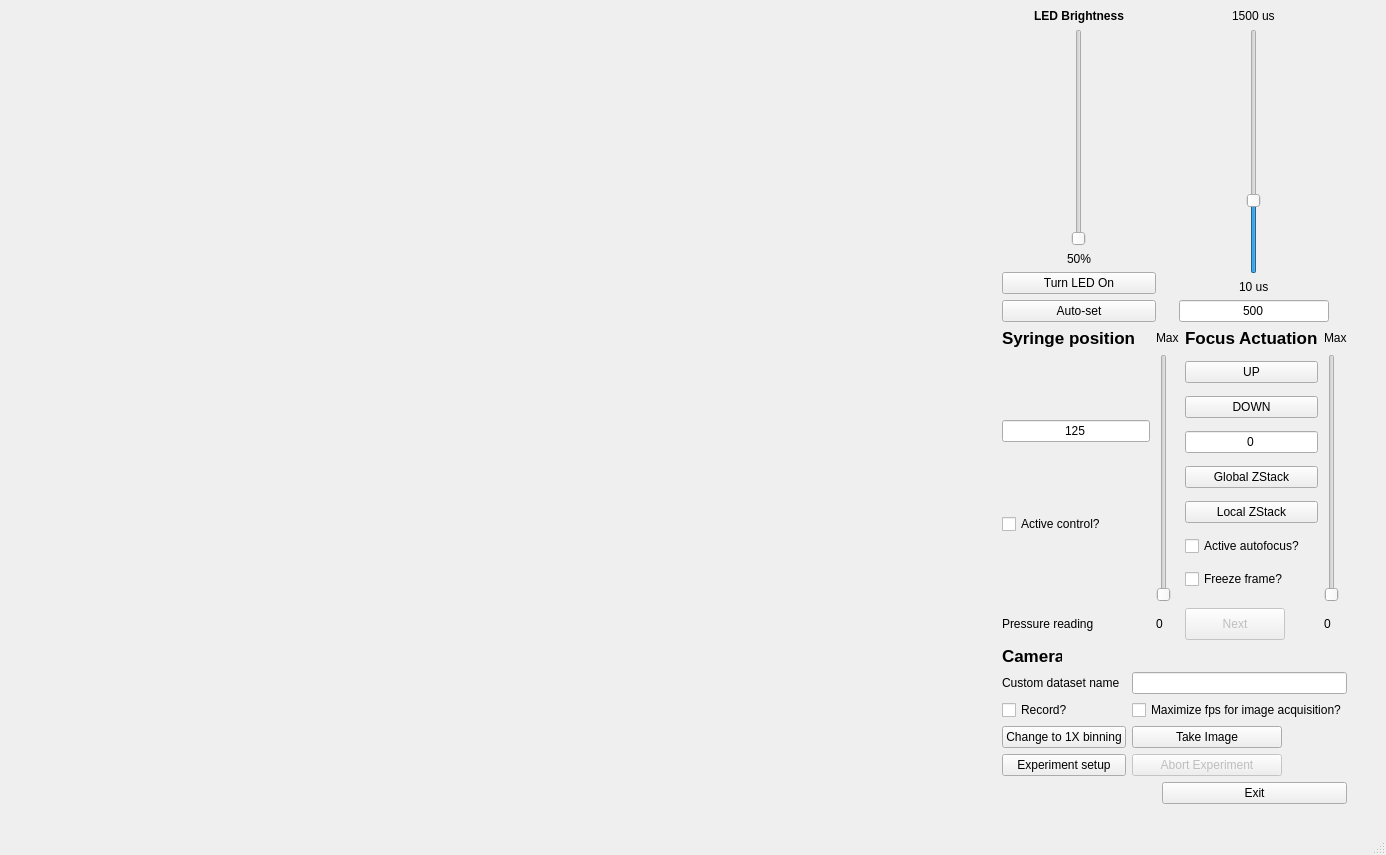
First picture: the form in ulc_mm_package/QtGUI/expUI.ui, repository czbiohub-sf/ulc-malaria-scope, before the edit.
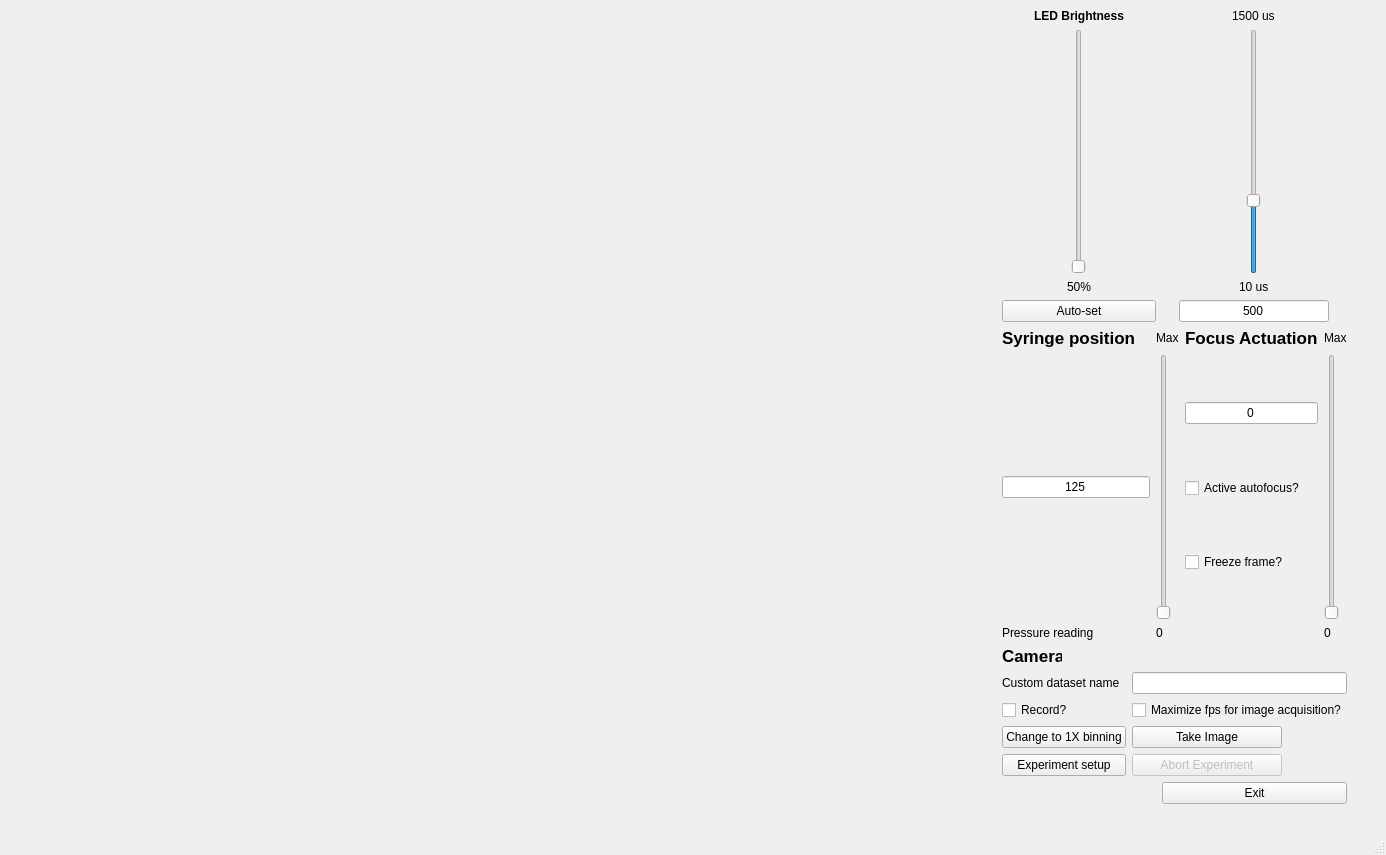
Second picture: the form after the edit. Custom widgets are drawn as their Qt base class.

Patch:
```diff
--- a/ulc_mm_package/QtGUI/expUI.ui
+++ b/ulc_mm_package/QtGUI/expUI.ui
@@ -88,25 +88,6 @@
             </property>
            </widget>
           </item>
-          <item>
-           <widget class="QCheckBox" name="chkBoxFlowControl">
-            <property name="sizePolicy">
-             <sizepolicy hsizetype="Minimum" vsizetype="Fixed">
-              <horstretch>0</horstretch>
-              <verstretch>0</verstretch>
-             </sizepolicy>
-            </property>
-            <property name="maximumSize">
-             <size>
-              <width>150</width>
-              <height>16777215</height>
-             </size>
-            </property>
-            <property name="text">
-             <string>Active control?</string>
-            </property>
-           </widget>
-          </item>
          </layout>
         </item>
         <item row="3" column="3">
@@ -154,32 +135,6 @@
         </item>
         <item row="1" column="2">
          <layout class="QVBoxLayout" name="verticalLayout_5">
-          <item>
-           <widget class="QPushButton" name="btnFocusUp">
-            <property name="maximumSize">
-             <size>
-              <width>150</width>
-              <height>16777215</height>
-             </size>
-            </property>
-            <property name="text">
-             <string>UP</string>
-            </property>
-           </widget>
-          </item>
-          <item>
-           <widget class="QPushButton" name="btnFocusDown">
-            <property name="maximumSize">
-             <size>
-              <width>150</width>
-              <height>16777215</height>
-             </size>
-            </property>
-            <property name="text">
-             <string>DOWN</string>
-            </property>
-           </widget>
-          </item>
           <item>
            <widget class="ClickableLineEdit" name="txtBoxFocus">
             <property name="sizePolicy">
@@ -205,32 +160,6 @@
             </property>
            </widget>
           </item>
-          <item>
-           <widget class="QPushButton" name="btnFullZStack">
-            <property name="maximumSize">
-             <size>
-              <width>150</width>
-              <height>16777215</height>
-             </size>
-            </property>
-            <property name="text">
-             <string>Global ZStack</string>
-            </property>
-           </widget>
-          </item>
-          <item>
-           <widget class="QPushButton" name="btnLocalZStack">
-            <property name="maximumSize">
-             <size>
-              <width>150</width>
-              <height>16777215</height>
-             </size>
-            </property>
-            <property name="text">
-             <string>Local ZStack</string>
-            </property>
-           </widget>
-          </item>
           <item>
            <widget class="QCheckBox" name="chkBoxActiveAutofocus">
             <property name="text">
@@ -312,7 +241,7 @@
           </property>
          </widget>
         </item>
-        <item row="3" column="2">
+<!--         <item row="3" column="2">
          <widget class="QPushButton" name="btnNextImage">
           <property name="enabled">
            <bool>false</bool>
@@ -333,7 +262,7 @@
            <string>Next</string>
           </property>
          </widget>
-        </item>
+        </item> -->
         <item row="3" column="0">
          <widget class="QLabel" name="lblPressure">
           <property name="maximumSize">
@@ -437,7 +366,7 @@
           </property>
          </widget>
         </item>
-        <item>
+  <!--       <item>
          <widget class="QPushButton" name="btnLEDToggle">
           <property name="sizePolicy">
            <sizepolicy hsizetype="Fixed" vsizetype="Fixed">
@@ -455,7 +384,7 @@
            <string>Turn LED On</string>
           </property>
          </widget>
-        </item>
+        </item> -->
         <item>
          <widget class="QPushButton" name="btnAutobrightness">
           <property name="sizePolicy">
```
Left out of the diff: 26 changed lines with no effect on the pictures.
